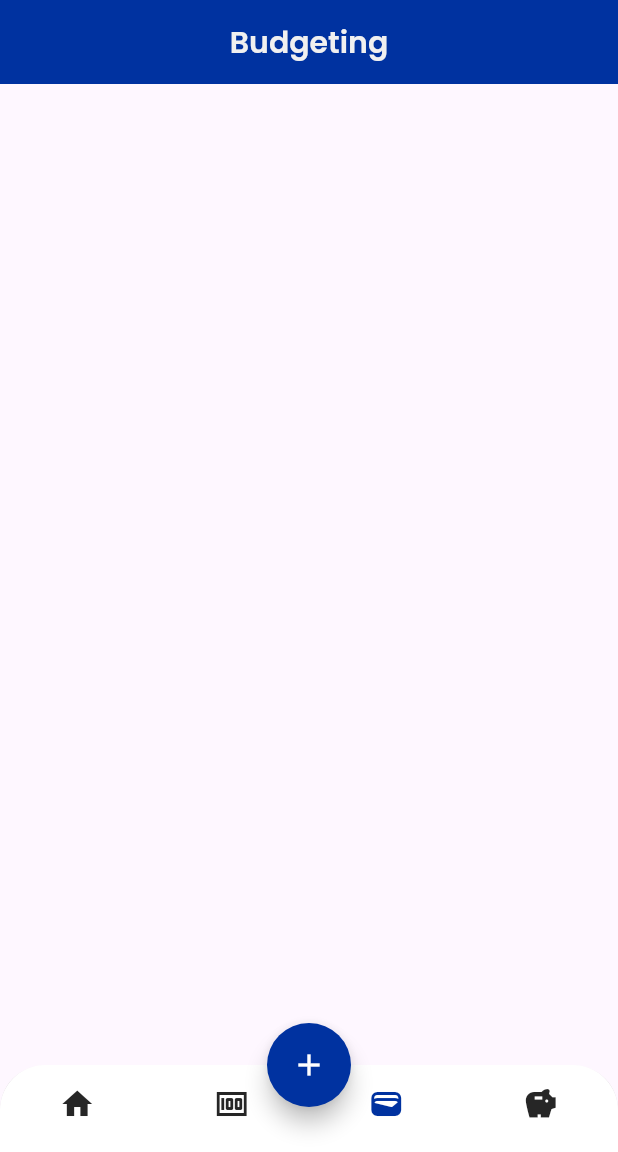
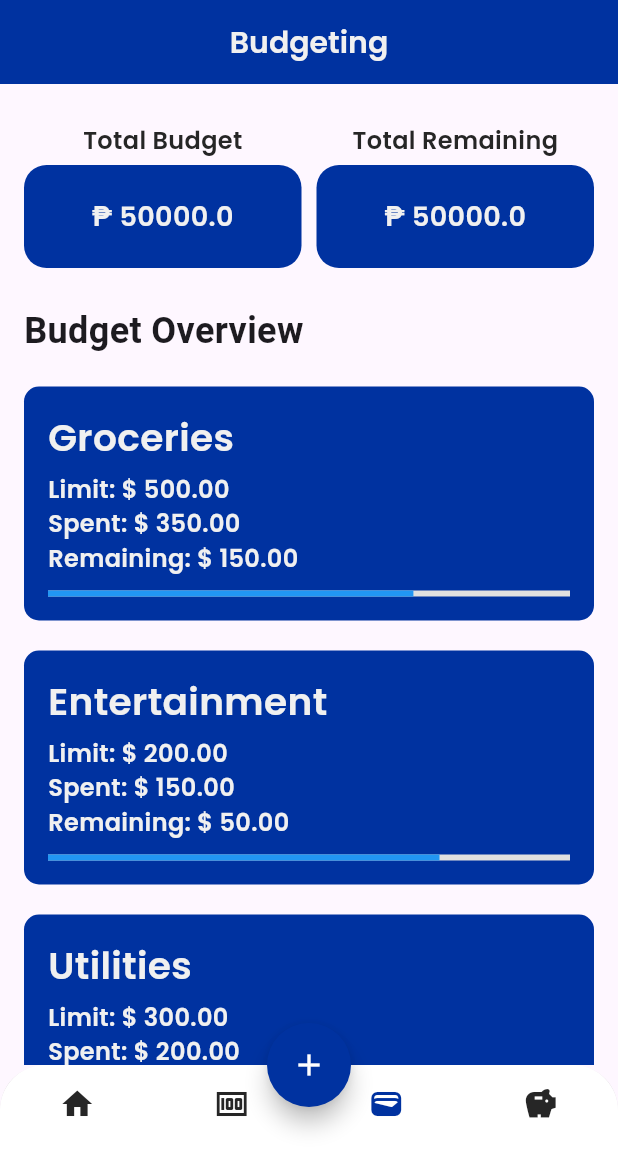
Before and after one commit to hydraadra112/perapal, a Flutter app: the HomePage screen opened directly, item 3 of the bottom bar chosen, on a phone screen of 412 x 824 dp, the part 84-1236 px from its top. Run offline on Flutter 3.47's test engine with Material 3 defaults, Android fonts, the phone set to English and light mode, and no system bars; our stand-ins replace google_fonts.

Commit message:
finished budgeting page

```diff
--- a/lib/components/budget/budget_box.dart
+++ b/lib/components/budget/budget_box.dart
@@ -2,54 +2,79 @@ import 'package:flutter/material.dart';
 import 'package:perapal/utils/style.dart';
 
 class BudgetBox extends StatelessWidget {
-  const BudgetBox({super.key});
+  final String budgetName;
+  final double budgetLimit;
+  final double amountSpent;
+
+  const BudgetBox({
+    super.key,
+    required this.budgetName,
+    required this.budgetLimit,
+    required this.amountSpent,
+  });
 
   @override
   Widget build(BuildContext context) {
-    return GestureDetector(
-      onTap: () {
-        // Add your desired action here when the box is clicked
-        // For now, do nothing
-      },
-      child: Padding(
-        padding: EdgeInsets.only(bottom: small),
-        child: Container(
+    // Calculate the amount remaining
+    double amountRemaining = budgetLimit - amountSpent;
+
+    // Calculate the percentage of budget spent
+    double percentageSpent = amountSpent / budgetLimit;
+
+    return Container(
+      padding: const EdgeInsets.all(16.0),
       decoration: BoxDecoration(
-              color: textLight, borderRadius: BorderRadius.circular(small)),
-          child: Padding(
-            padding: EdgeInsets.all(small),
-            child: Row(
+        borderRadius: BorderRadius.circular(10.0),
+        color: blue,
+      ),
+      child: Column(
+        crossAxisAlignment: CrossAxisAlignment.start,
+        children: [
+          Text(
+            budgetName,
+            style: heading1L.copyWith(fontSize: 25),
+          ),
+
+          const SizedBox(height: 5.0),
+
+          Row(
             mainAxisAlignment: MainAxisAlignment.spaceBetween,
             children: [
-                Row(
-                  children: [
-                    Container(
-                      width: large,
-                      height: large,
-                      decoration: BoxDecoration(
-                          color: blueLight, shape: BoxShape.circle),
-                    ),
-                    SizedBox(
-                      width: small,
-                    ),
               Text(
-                      "Budget 1",
-                      style: heading4,
+                'Limit: \$ ${budgetLimit.toStringAsFixed(2)}',
+                style: heading3L,
               ),
             ],
           ),
-                Column(
+
+          Row(
+            mainAxisAlignment: MainAxisAlignment.spaceBetween,
             children: [
               Text(
-                      "amount remaining",
-                      style: p2,
+                'Spent: \$ ${amountSpent.toStringAsFixed(2)}',
+                style: heading3L,
               ),
             ],
           ),
+
+          Row(
+            mainAxisAlignment: MainAxisAlignment.spaceBetween,
+            children: [
+              Text(
+                'Remaining: \$ ${amountRemaining.toStringAsFixed(2)}',
+                style: heading3L,
+              ),
             ],
           ),
+
+          // Progress Bar
+          const SizedBox(height: 10.0),
+          LinearProgressIndicator(
+            value: percentageSpent,
+            backgroundColor: Colors.grey[300],
+            valueColor: const AlwaysStoppedAnimation<Color>(Colors.blue),
           ),
-        ),
+        ],
       ),
     );
   }
--- /dev/null
+++ b/lib/components/cash_display.dart
@@ -0,0 +1,48 @@
+import 'package:flutter/material.dart';
+import 'package:perapal/utils/style.dart';
+
+class CashDisplay extends StatelessWidget {
+  final String expenseName;
+  final double cashValue;
+
+  const CashDisplay({
+    super.key,
+    required this.expenseName,
+    required this.cashValue,
+  });
+
+  @override
+  Widget build(BuildContext context) {
+    return Center(
+      child: Column(
+        mainAxisAlignment: MainAxisAlignment.center,
+        children: [
+          Text(
+            expenseName,
+            style: heading3,
+          ),
+          const SizedBox(
+            height: 5,
+          ), // Adjust the spacing between text and button
+          Container(
+            decoration: BoxDecoration(
+              color: blue,
+              borderRadius: const BorderRadius.vertical(
+                top: Radius.circular(15),
+                bottom: Radius.circular(15),
+              ),
+            ),
+            width: MediaQuery.of(context).size.width / 2,
+            height: MediaQuery.of(context).size.width / 6,
+            child: Center(
+              child: Text(
+                "₱ $cashValue",
+                style: heading2L,
+              ),
+            ),
+          ),
+        ],
+      ),
+    );
+  }
+}
--- /dev/null
+++ b/lib/components/dashboard/budget_box.dart
@@ -0,0 +1,56 @@
+import 'package:flutter/material.dart';
+import 'package:perapal/utils/style.dart';
+
+class BudgetBox extends StatelessWidget {
+  const BudgetBox({super.key});
+
+  @override
+  Widget build(BuildContext context) {
+    return GestureDetector(
+      onTap: () {
+        // Add your desired action here when the box is clicked
+        // For now, do nothing
+      },
+      child: Padding(
+        padding: EdgeInsets.only(bottom: small),
+        child: Container(
+          decoration: BoxDecoration(
+              color: textLight, borderRadius: BorderRadius.circular(small)),
+          child: Padding(
+            padding: EdgeInsets.all(small),
+            child: Row(
+              mainAxisAlignment: MainAxisAlignment.spaceBetween,
+              children: [
+                Row(
+                  children: [
+                    Container(
+                      width: large,
+                      height: large,
+                      decoration: BoxDecoration(
+                          color: blueLight, shape: BoxShape.circle),
+                    ),
+                    SizedBox(
+                      width: small,
+                    ),
+                    Text(
+                      "Budget 1",
+                      style: heading4,
+                    ),
+                  ],
+                ),
+                Column(
+                  children: [
+                    Text(
+                      "amount remaining",
+                      style: p2,
+                    ),
+                  ],
+                ),
+              ],
+            ),
+          ),
+        ),
+      ),
+    );
+  }
+}
--- a/lib/components/expenses/total_expense.dart
+++ /dev/null
@@ -1,41 +0,0 @@
-import 'package:flutter/material.dart';
-import 'package:perapal/utils/style.dart';
-
-class TotalExpense extends StatelessWidget {
-  const TotalExpense({super.key});
-
-@override
-  Widget build(BuildContext context) {
-    return Center(
-          child: Column(
-            mainAxisAlignment: MainAxisAlignment.center,
-            children: [
-              Text(
-                "Your Expenses:",
-                style: heading3,
-              ),
-              const SizedBox(
-                height: 5,
-                ), // Adjust the spacing between text and button
-              Container(
-                decoration: BoxDecoration(
-                  color: blue,
-                  borderRadius: const BorderRadius.vertical(
-                    top: Radius.circular(15),
-                    bottom: Radius.circular(15),
-                  ),
-                ),
-                width: MediaQuery.of(context).size.width / 2,
-                height: MediaQuery.of(context).size.width / 6,
-                child: Center(
-                  child: Text(
-                    "₱ 50 000",
-                    style: heading2L,
-                  ),
-                ),
-              ),
-            ],
-        ),
-    );
-  }
-}
--- a/lib/components/total_fund.dart
+++ /dev/null
@@ -1,41 +0,0 @@
-import 'package:flutter/material.dart';
-import 'package:perapal/utils/style.dart';
-
-class TotalFund extends StatelessWidget {
-  const TotalFund({super.key});
-
-@override
-  Widget build(BuildContext context) {
-    return Center(
-          child: Column(
-            mainAxisAlignment: MainAxisAlignment.center,
-            children: [
-              Text(
-                "Your Balance:",
-                style: heading3,
-              ),
-              const SizedBox(
-                height: 5,
-                ), // Adjust the spacing between text and button
-              Container(
-                decoration: BoxDecoration(
-                  color: blue,
-                  borderRadius: const BorderRadius.vertical(
-                    top: Radius.circular(15),
-                    bottom: Radius.circular(15),
-                  ),
-                ),
-                width: MediaQuery.of(context).size.width / 2,
-                height: MediaQuery.of(context).size.width / 6,
-                child: Center(
-                  child: Text(
-                    "₱ 50 000",
-                    style: heading2L,
-                  ),
-                ),
-              ),
-            ],
-        ),
-    );
-  }
-}
--- a/lib/pages/budget_page.dart
+++ b/lib/pages/budget_page.dart
@@ -1,5 +1,8 @@
+// budget_page.dart
 import 'package:flutter/material.dart';
 import 'package:perapal/utils/style.dart';
+import 'package:perapal/components/budget/budget_box.dart';
+import 'package:perapal/components/cash_display.dart';
 
 class Budget extends StatelessWidget {
   const Budget({super.key});
@@ -9,15 +12,72 @@ class Budget extends StatelessWidget {
     return Scaffold(
       appBar: AppBar(
         centerTitle: true,
-        title: Text("Budgeting",
-        style: heading1L,
-        selectionColor: textDark,
+        title: Text(
+          "Budgeting",
+          style: heading1L,
+          selectionColor: textDark,
         ),
         elevation: 0,
         backgroundColor: blue,
-        automaticallyImplyLeading: false
-    )
+        automaticallyImplyLeading: false,
+      ),
+      body: const SingleChildScrollView(
+        child: Padding(
+          padding: EdgeInsets.all(16.0),
+          child: Column(
+            crossAxisAlignment: CrossAxisAlignment.start,
+            children: [
+
+              Padding(padding: EdgeInsets.only(top: 10)),
+
+             Row( // Display Total widgets side by side
+              children: [
+                Expanded(
+                  child: CashDisplay(expenseName: "Total Budget", cashValue: 50000.0),
+                ),
+
+                SizedBox(width: 10), // Add space between widgets
+
+                Expanded(
+                  child: CashDisplay(expenseName: "Total Remaining", cashValue: 50000.0),
+                ),
+              ],
+            ),
+
+
+              SizedBox(height: 25),
+              Text(
+                'Budget Overview',
+                style: TextStyle(
+                  fontSize: 24.0,
+                  fontWeight: FontWeight.bold,
+                ),
+              ),
+
+              SizedBox(height: 20.0),
+              BudgetBox(
+                budgetName: 'Groceries',
+                budgetLimit: 500.0,
+                amountSpent: 350.0,
+              ),
+
+              SizedBox(height: 20.0),
+              BudgetBox(
+                budgetName: 'Entertainment',
+                budgetLimit: 200.0,
+                amountSpent: 150.0,
+              ),
+
+              SizedBox(height: 20.0),
+              BudgetBox(
+                budgetName: 'Utilities',
+                budgetLimit: 300.0,
+                amountSpent: 200.0,
+              ),
+            ],
+          ),
+        ),
+      ),
     );
-
   }
 }
--- a/lib/pages/dashboard.dart
+++ b/lib/pages/dashboard.dart
@@ -1,7 +1,7 @@
 import 'package:flutter/material.dart';
-import "package:perapal/components/total_fund.dart";
+import "package:perapal/components/cash_display.dart";
 import 'package:perapal/utils/style.dart';
-import 'package:perapal/components/budget/budget_view.dart';
+import 'package:perapal/components/dashboard/budget_view.dart';
 
 class Dashboard extends StatelessWidget {
   const Dashboard({super.key});
@@ -13,7 +13,7 @@ class Dashboard extends StatelessWidget {
         padding: EdgeInsets.all(medium),
         child: Column(
           children: [
-            const TotalFund(),
+            const CashDisplay(expenseName: "Your Balance", cashValue: 50000.0),
             SizedBox(height: large),
               const BudgetView(),
             ]
--- a/lib/pages/expense_page.dart
+++ b/lib/pages/expense_page.dart
@@ -1,7 +1,7 @@
 import 'package:flutter/material.dart';
 import 'package:perapal/utils/style.dart';
 import 'package:perapal/components/expenses/expense_box.dart';
-import 'package:perapal/components/expenses/total_expense.dart';
+import 'package:perapal/components/cash_display.dart';
 
 class Expenses extends StatelessWidget {
   const Expenses({super.key});
@@ -29,7 +29,7 @@ class Expenses extends StatelessWidget {
 
               Padding(padding: EdgeInsets.only(top: medium)),
 
-              const TotalExpense(),
+              const CashDisplay(expenseName: "Total Expenses", cashValue: 50000.0),
 
               Padding(padding: EdgeInsets.only(top: medium)),
 
--- a/lib/utils/style.dart
+++ b/lib/utils/style.dart
@@ -23,6 +23,8 @@ TextStyle heading2D = GoogleFonts.poppins(
   fontWeight: FontWeight.w600, color: textLight, fontSize: 18);
 TextStyle heading3 = GoogleFonts.poppins(
   fontWeight: FontWeight.w600, color: textDark, fontSize: 16);
+  TextStyle heading3L = GoogleFonts.poppins(
+  fontWeight: FontWeight.w600, color: textLight, fontSize: 16);
   TextStyle heading4 = GoogleFonts.poppins(
   fontWeight: FontWeight.w600, color: textDark, fontSize: 14);
 
```
Also changed, not shown: lib/components/dashboard/budget_view.dart (renamed from lib/components/budget/budget_view.dart). Lines whose indentation alone changed are shown as unchanged.
